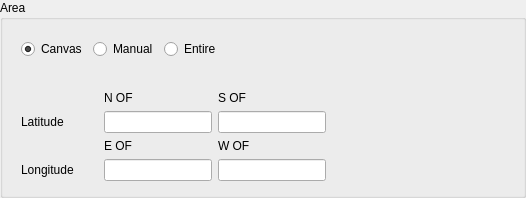
The window that tafor/components/ui/sigmet_area.ui (up1and/tafor) describes before a commit, drawn with Qt 5.
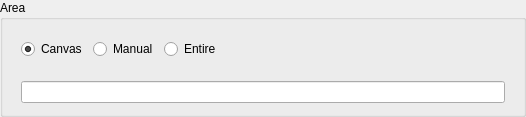
The same window after the commit.

Commit message: 重构 SIGMET 编辑器手工输入区域坐标

Diff of the .ui file:
```diff
--- a/tafor/components/ui/sigmet_area.ui
+++ b/tafor/components/ui/sigmet_area.ui
@@ -7,7 +7,7 @@
     <x>0</x>
     <y>0</y>
     <width>526</width>
-    <height>180</height>
+    <height>117</height>
    </rect>
   </property>
   <property name="windowTitle">
@@ -114,92 +114,18 @@
        </widget>
       </item>
       <item>
-       <widget class="QWidget" name="latitudeAndLongitudeWidget" native="true">
-        <property name="sizePolicy">
-         <sizepolicy hsizetype="Fixed" vsizetype="Preferred">
-          <horstretch>0</horstretch>
-          <verstretch>0</verstretch>
-         </sizepolicy>
-        </property>
-        <layout class="QGridLayout" name="latitudeAndLongitudeLayout">
+       <widget class="QWidget" name="textAreaWidget" native="true">
+        <layout class="QVBoxLayout" name="verticalLayout">
          <property name="topMargin">
-          <number>15</number>
+          <number>5</number>
          </property>
-         <item row="4" column="1">
-          <widget class="QLabel" name="eastLabel">
-           <property name="text">
-            <string>E OF</string>
-           </property>
-           <property name="buddy">
-            <cstring>east</cstring>
-           </property>
-          </widget>
-         </item>
-         <item row="1" column="1">
-          <widget class="QLineEdit" name="north"/>
-         </item>
-         <item row="4" column="2">
-          <widget class="QLabel" name="westLabel">
-           <property name="text">
-            <string>W OF</string>
-           </property>
-           <property name="buddy">
-            <cstring>west</cstring>
-           </property>
-          </widget>
-         </item>
-         <item row="5" column="1">
-          <widget class="QLineEdit" name="east"/>
-         </item>
-         <item row="1" column="2">
-          <widget class="QLineEdit" name="south"/>
-         </item>
-         <item row="5" column="0">
-          <widget class="QLabel" name="longtitudeLabel">
-           <property name="minimumSize">
-            <size>
-             <width>77</width>
-             <height>0</height>
-            </size>
-           </property>
-           <property name="text">
-            <string>Longitude</string>
-           </property>
-          </widget>
-         </item>
-         <item row="5" column="2">
-          <widget class="QLineEdit" name="west"/>
-         </item>
-         <item row="1" column="0">
-          <widget class="QLabel" name="latitudeLabel">
-           <property name="minimumSize">
-            <size>
-             <width>77</width>
-             <height>0</height>
-            </size>
-           </property>
-           <property name="text">
-            <string>Latitude</string>
-           </property>
-          </widget>
-         </item>
-         <item row="0" column="2">
-          <widget class="QLabel" name="southLabel">
-           <property name="text">
-            <string>S OF</string>
-           </property>
-           <property name="buddy">
-            <cstring>south</cstring>
-           </property>
-          </widget>
-         </item>
-         <item row="0" column="1">
-          <widget class="QLabel" name="northLabel">
-           <property name="text">
-            <string>N OF</string>
-           </property>
-           <property name="buddy">
-            <cstring>north</cstring>
+         <property name="bottomMargin">
+          <number>5</number>
+         </property>
+         <item>
+          <widget class="QLineEdit" name="textArea">
+           <property name="placeholderText">
+            <string notr="true"/>
            </property>
           </widget>
          </item>
```
Left out of the diff: 17 changed lines with no effect on the pictures. The commit also changes 4 other files.
